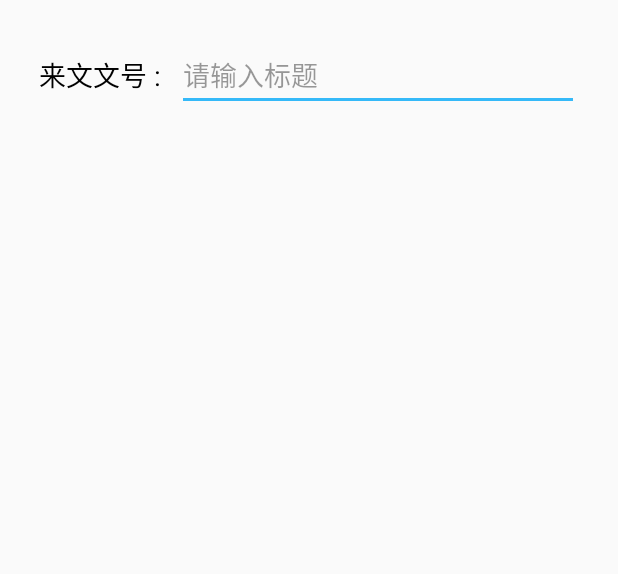
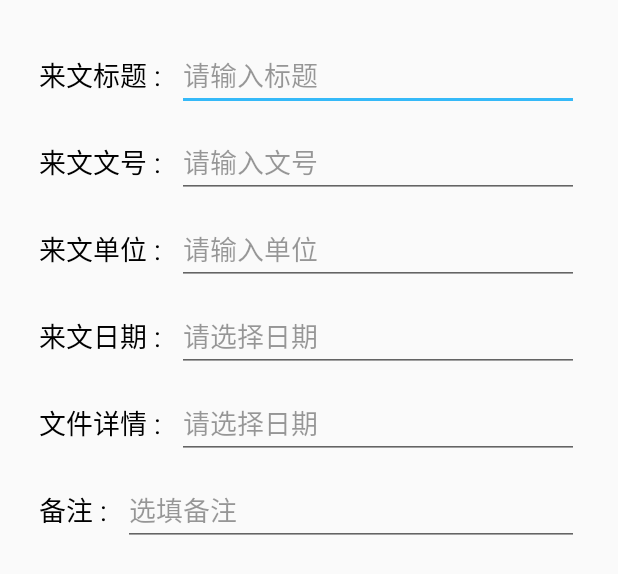
Before and after one commit to sfgjys/Office_System, an Android app: the layout form_record_management.xml on its own in the app's theme, with its tools: preview values and no code run, on a phone screen of 412 x 824 dp. Shown: the top 574 px of the screen. Run offline under Robolectric (Android 15) with nearby library versions, the phone set to English and light mode, and no system bars.

Commit message:
收文界面初步

```diff
--- a/app/src/main/res/layout/form_record_management.xml
+++ b/app/src/main/res/layout/form_record_management.xml
@@ -4,8 +4,38 @@
     style="@style/form_head_parent_layout_style">
 
     <com.minlu.office_system.customview.EditTextItem
+        android:id="@+id/form_record_management_title"
         style="@style/width_match_height_wrap"
         edittextitem:editText_hint="请输入标题"
+        edittextitem:editText_left_text="来文标题 : " />
+
+    <com.minlu.office_system.customview.EditTextItem
+        android:id="@+id/form_record_management_number"
+        style="@style/editText_item_top"
+        edittextitem:editText_hint="请输入文号"
         edittextitem:editText_left_text="来文文号 : " />
 
+    <com.minlu.office_system.customview.EditTextItem
+        android:id="@+id/form_record_management_unit"
+        style="@style/editText_item_top"
+        edittextitem:editText_hint="请输入单位"
+        edittextitem:editText_left_text="来文单位 : " />
+
+    <com.minlu.office_system.customview.EditTextItem
+        android:id="@+id/form_record_management_date"
+        style="@style/editText_item_top"
+        edittextitem:editText_hint="请选择日期"
+        edittextitem:editText_left_text="来文日期 : " />
+
+    <com.minlu.office_system.customview.EditTextItem
+        android:id="@+id/form_record_management_details"
+        style="@style/editText_item_top"
+        edittextitem:editText_hint="请选择日期"
+        edittextitem:editText_left_text="文件详情 : " />
+
+    <com.minlu.office_system.customview.EditTextItem
+        android:id="@+id/form_record_management_remark"
+        style="@style/editText_item_top"
+        edittextitem:editText_hint="选填备注"
+        edittextitem:editText_left_text="备注 : " />
 </LinearLayout>
```
Also changed, not shown: app/src/main/java/com/minlu/office_system/fragment/form/RecordManagementFragment.java (+17 -2 lines), app/src/main/java/com/minlu/office_system/fragment/form/formPremise/AllForms.java (+3 -4 lines).
